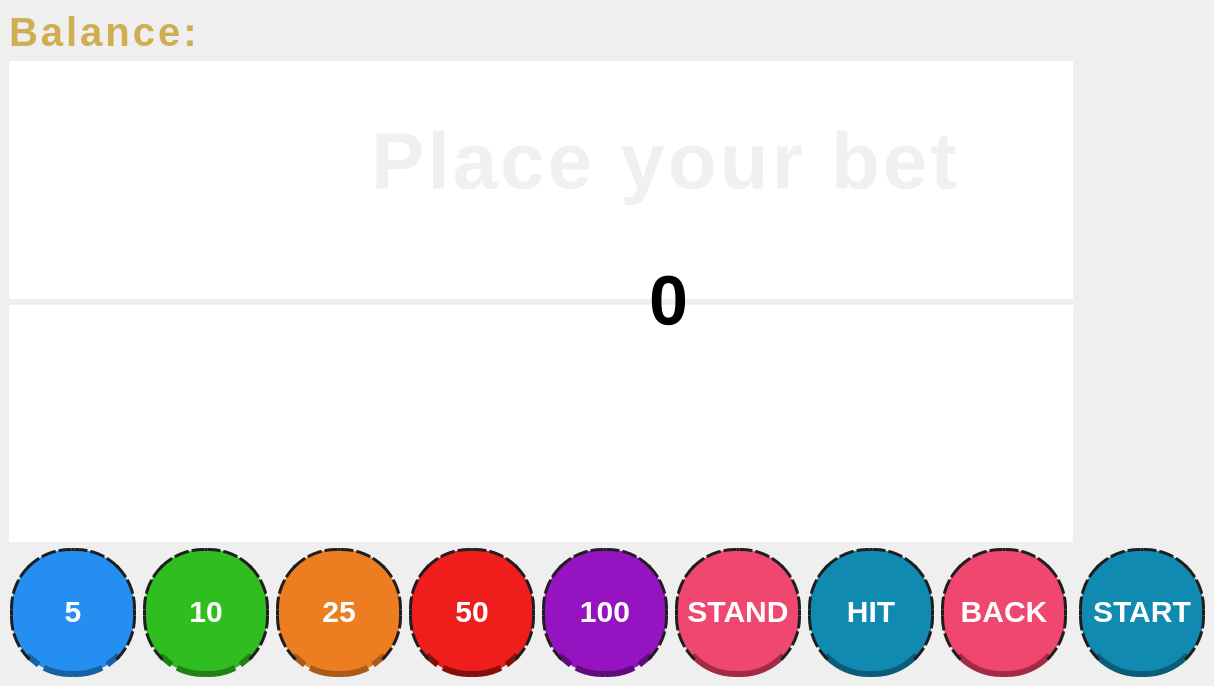
Qt form mainwindow.ui (miikeGit/Blackjack) before a commit.
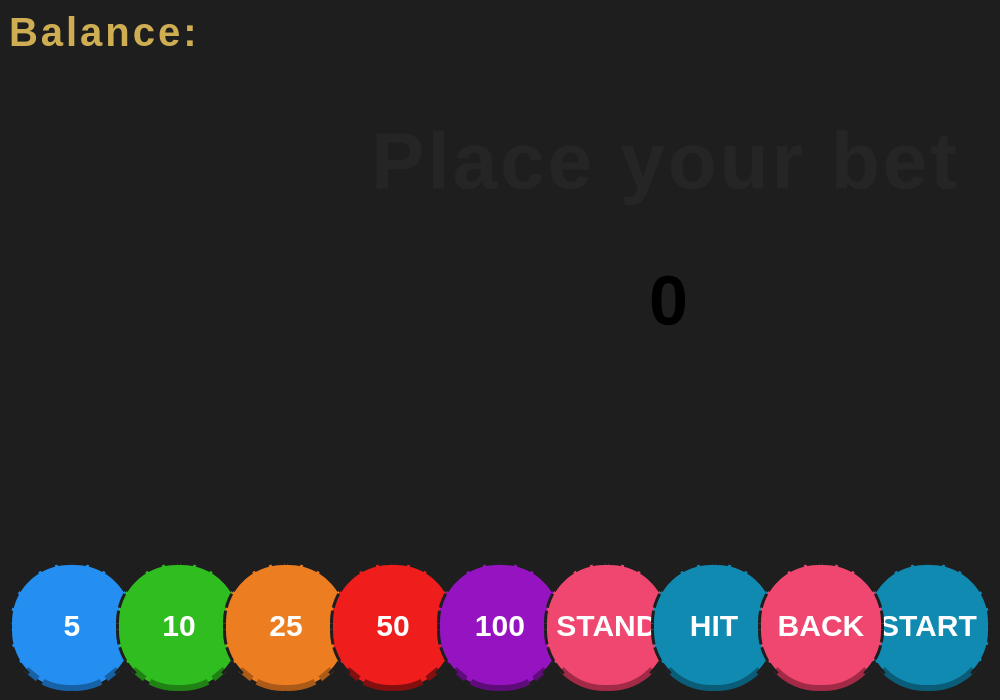
The same form after that commit.

What changed in the file:
```diff
--- a/mainwindow.ui
+++ b/mainwindow.ui
@@ -6,15 +6,23 @@
    <rect>
     <x>0</x>
     <y>0</y>
-    <width>1214</width>
-    <height>686</height>
+    <width>1000</width>
+    <height>700</height>
    </rect>
   </property>
+  <property name="minimumSize">
+   <size>
+    <width>1000</width>
+    <height>700</height>
+   </size>
+  </property>
   <property name="windowTitle">
    <string>MainWindow</string>
   </property>
   <property name="styleSheet">
    <string notr="true">
+    #centralwidget { background: #1E1E1E }
+    QGraphicsView { background: transparent; }
     QLabel { font-family: &quot;balatro&quot;; font-weight: bold; font-size: 40px; letter-spacing: 3px; }
     QPushButton {
         min-width: 120px;
@@ -78,6 +86,30 @@
       <property name="frameShape">
        <enum>QFrame::Shape::NoFrame</enum>
       </property>
+      <property name="frameShadow">
+       <enum>QFrame::Shadow::Plain</enum>
+      </property>
+      <property name="lineWidth">
+       <number>0</number>
+      </property>
+      <property name="backgroundBrush">
+       <brush brushstyle="NoBrush">
+        <color alpha="0">
+         <red>0</red>
+         <green>0</green>
+         <blue>0</blue>
+        </color>
+       </brush>
+      </property>
+      <property name="foregroundBrush">
+       <brush brushstyle="NoBrush">
+        <color alpha="0">
+         <red>0</red>
+         <green>0</green>
+         <blue>0</blue>
+        </color>
+       </brush>
+      </property>
      </widget>
     </item>
     <item row="2" column="0">
```
